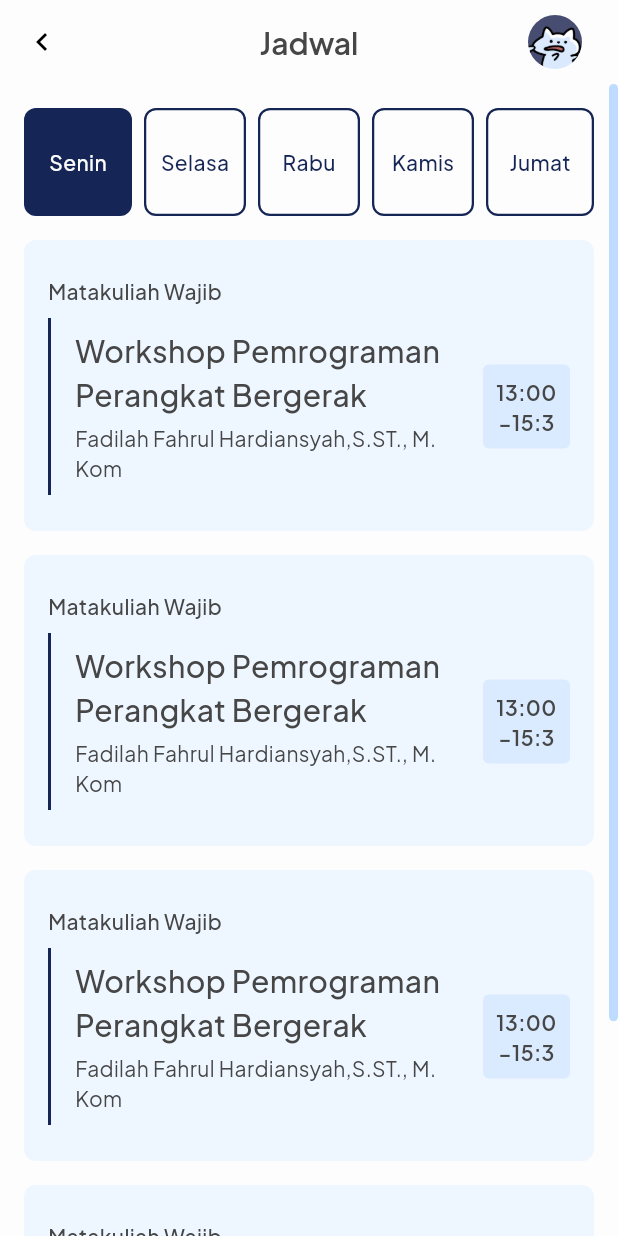
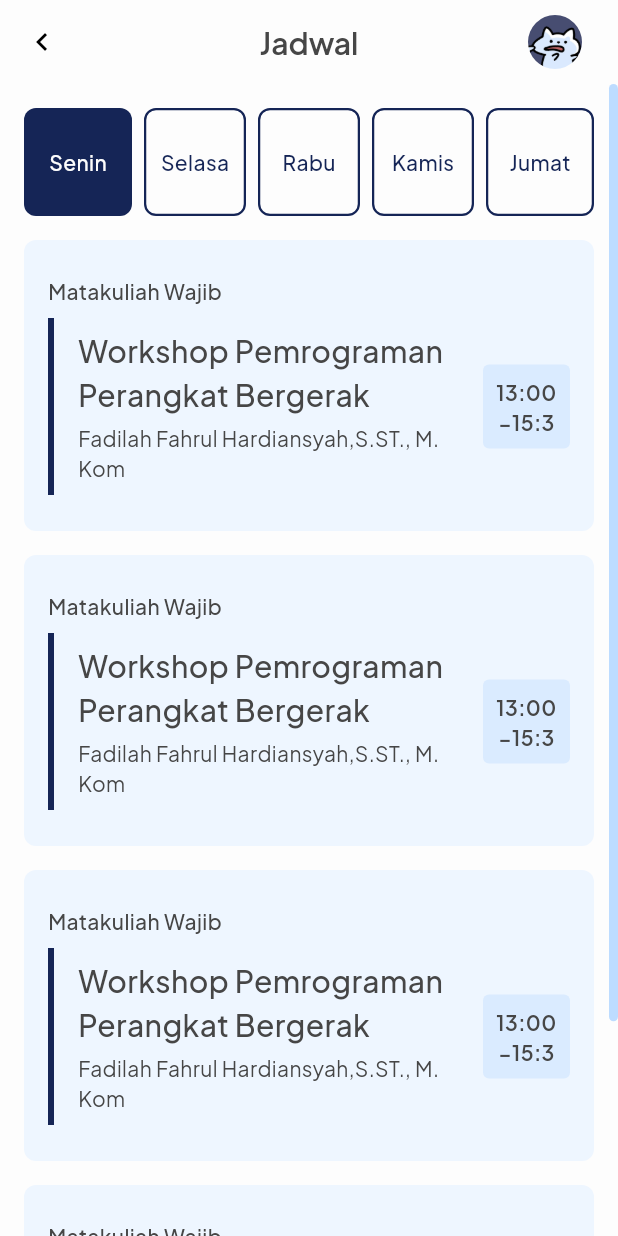
Before and after one commit to TriviumAkademika/siakad_trivium_mobile, a Flutter app: the Jadwal screen opened directly, on a phone screen of 412 x 824 dp. Run offline on Flutter 3.47's test engine with Material 3 defaults, Android fonts, the phone set to English and light mode, and no system bars; our stand-ins replace google_fonts, shared_preferences; accounts and stored records are empty.

Commit message:
add: nilai and jadwal card widget

```diff
--- a/lib/views/jadwal/jadwal.dart
+++ b/lib/views/jadwal/jadwal.dart
@@ -3,6 +3,7 @@ import 'package:siakad_trivium/style.dart';
 import 'package:siakad_trivium/views/widgets/custom_navbar.dart';
 import 'package:siakad_trivium/views/widgets/custom_scrollbar.dart';
 import 'package:siakad_trivium/views/widgets/hari_card.dart';
+import 'package:siakad_trivium/views/widgets/jadwal_card.dart';
 import 'package:siakad_trivium/views/widgets/matkul_card.dart';
 
 class Jadwal extends StatefulWidget {
@@ -37,32 +38,32 @@ class _JadwalState extends State<Jadwal> {
                 },
               ),
               const SizedBox(height: 16),
-              MatkulCard(
-                jenisMatkul: 'Matakuliah Wajib',
+              JadwalCard(
+                jenis: 'Matakuliah Wajib',
                 namaMatkul: 'Workshop Pemrograman Perangkat Bergerak',
                 dosen1: 'Fadilah Fahrul Hardiansyah,S.ST., M. Kom ',
-                label: '13:00-15:30',
+                waktu: '13:00-15:30',
               ),
               const SizedBox(height: 16),
-              MatkulCard(
-                jenisMatkul: 'Matakuliah Wajib',
+              JadwalCard(
+                jenis: 'Matakuliah Wajib',
                 namaMatkul: 'Workshop Pemrograman Perangkat Bergerak',
                 dosen1: 'Fadilah Fahrul Hardiansyah,S.ST., M. Kom ',
-                label: '13:00-15:30',
+                waktu: '13:00-15:30',
               ),
               const SizedBox(height: 16),
-              MatkulCard(
-                jenisMatkul: 'Matakuliah Wajib',
+              JadwalCard(
+                jenis: 'Matakuliah Wajib',
                 namaMatkul: 'Workshop Pemrograman Perangkat Bergerak',
                 dosen1: 'Fadilah Fahrul Hardiansyah,S.ST., M. Kom ',
-                label: '13:00-15:30',
+                waktu: '13:00-15:30',
               ),
               const SizedBox(height: 16),
-              MatkulCard(
-                jenisMatkul: 'Matakuliah Wajib',
+              JadwalCard(
+                jenis: 'Matakuliah Wajib',
                 namaMatkul: 'Workshop Pemrograman Perangkat Bergerak',
                 dosen1: 'Fadilah Fahrul Hardiansyah,S.ST., M. Kom ',
-                label: '13:00-15:30',
+                waktu: '13:00-15:30',
               ),
             ],
           ),
--- /dev/null
+++ b/lib/views/widgets/jadwal_card.dart
@@ -0,0 +1,119 @@
+import 'package:flutter/material.dart';
+import 'package:google_fonts/google_fonts.dart';
+import 'package:siakad_trivium/style.dart';
+
+class JadwalCard extends StatelessWidget {
+  final String jenis;
+  final String namaMatkul;
+  final String dosen1;
+  final String? dosen2;
+  final String waktu;
+
+  const JadwalCard({
+    Key? key,
+    required this.jenis,
+    required this.namaMatkul,
+    required this.dosen1,
+    this.dosen2,
+    required this.waktu,
+  }) : super(key: key);
+
+  @override
+  Widget build(BuildContext context) {
+    return Container(
+      padding: const EdgeInsets.symmetric(horizontal: 16, vertical: 24),
+      decoration: BoxDecoration(
+        borderRadius: BorderRadius.circular(8),
+        color: brand50,
+      ),
+      child: Column(
+        crossAxisAlignment: CrossAxisAlignment.start,
+        children: [
+          Text(
+            jenis,
+            style: GoogleFonts.plusJakartaSans(
+              fontSize: 14,
+              fontWeight: FontWeight.w500,
+              color: hitam,
+            ),
+          ),
+          const SizedBox(height: 8),
+          Row(
+            crossAxisAlignment: CrossAxisAlignment.center,
+            children: [
+              // Expanded Matkul + Dosen
+              Expanded(
+                flex: 5,
+                child: Container(
+                  padding: const EdgeInsets.symmetric(
+                    horizontal: 16,
+                    vertical: 8,
+                  ),
+                  decoration: BoxDecoration(
+                    border: Border(left: BorderSide(color: brand950, width: 4)),
+                  ),
+                  child: Column(
+                    crossAxisAlignment: CrossAxisAlignment.start,
+                    children: [
+                      Text(
+                        namaMatkul,
+                        style: GoogleFonts.plusJakartaSans(
+                          fontSize: 20,
+                          fontWeight: FontWeight.w500,
+                          color: hitam,
+                        ),
+                        maxLines: 2,
+                        overflow: TextOverflow.ellipsis,
+                      ),
+                      const SizedBox(height: 4),
+                      Text(
+                        dosen1,
+                        style: GoogleFonts.plusJakartaSans(
+                          fontSize: 14,
+                          color: hitam,
+                        ),
+                      ),
+                      if (dosen2 != null) ...[
+                        const SizedBox(height: 2),
+                        Text(
+                          dosen2!,
+                          style: GoogleFonts.plusJakartaSans(
+                            fontSize: 14,
+                            color: hitam,
+                          ),
+                        ),
+                      ],
+                    ],
+                  ),
+                ),
+              ),
+
+              // Container waktu
+              Expanded(
+                flex: 1,
+                child: Container(
+                  alignment: Alignment.center,
+                  padding: const EdgeInsets.symmetric(horizontal: 6, vertical: 8),
+                  decoration: BoxDecoration(
+                    color: brand100,
+                    borderRadius: BorderRadius.circular(4),
+                  ),
+                  child: Text(
+                    waktu,
+                    textAlign: TextAlign.center,
+                    style: GoogleFonts.plusJakartaSans(
+                      fontSize: 14,
+                      fontWeight: FontWeight.w600,
+                      color: hitam,
+                    ),
+                    maxLines: 2,
+                  ),
+                ),
+              ),
+            ],
+          ),
+        ],
+      ),
+    );
+  }
+}
--- a/lib/views/widgets/matkul_card.dart
+++ b/lib/views/widgets/nilai_card.dart
@@ -2,20 +2,20 @@ import 'package:flutter/material.dart';
 import 'package:google_fonts/google_fonts.dart';
 import 'package:siakad_trivium/style.dart';
 
-class MatkulCard extends StatelessWidget {
-  final String jenisMatkul;
+class NilaiCard extends StatelessWidget {
+  final String jenis;
   final String namaMatkul;
   final String dosen1;
   final String? dosen2;
-  final String label;
+  final String nilai;
 
-  const MatkulCard({
+  const NilaiCard({
     Key? key,
-    required this.jenisMatkul,
+    required this.jenis,
     required this.namaMatkul,
     required this.dosen1,
     this.dosen2,
-    required this.label,
+    required this.nilai,
   }) : super(key: key);
 
   @override
@@ -30,7 +30,7 @@ class MatkulCard extends StatelessWidget {
         crossAxisAlignment: CrossAxisAlignment.start,
         children: [
           Text(
-            jenisMatkul,
+            jenis,
             style: GoogleFonts.plusJakartaSans(
               fontSize: 14,
               fontWeight: FontWeight.w500,
@@ -50,9 +50,7 @@ class MatkulCard extends StatelessWidget {
                     vertical: 8,
                   ),
                   decoration: BoxDecoration(
-                    border: Border(
-                      left: BorderSide(color: brand950, width: 2.0),
-                    ),
+                    border: Border(left: BorderSide(color: brand950, width: 4)),
                   ),
                   child: Column(
                     crossAxisAlignment: CrossAxisAlignment.start,
@@ -90,27 +88,18 @@ class MatkulCard extends StatelessWidget {
                 ),
               ),
 
-              // Expanded label berupa nilai atau jam
+              // Expanded nilai berupa nilai atau jam
               Expanded(
-                flex: label.length <= 2 ? 1 : 1,
+                flex: 1,
                 child: Container(
                   alignment: Alignment.center,
-                  padding:
-                      label.length <= 2
-                          ? const EdgeInsets.symmetric(
-                            horizontal: 10,
-                            vertical: 8,
-                          )
-                          : const EdgeInsets.symmetric(
-                            horizontal: 6,
-                            vertical: 8,
-                          ),
+                  padding: const EdgeInsets.symmetric(horizontal: 6, vertical: 4),
                   decoration: BoxDecoration(
                     color: brand100,
                     borderRadius: BorderRadius.circular(4),
                   ),
                   child: Text(
-                    label,
+                    nilai,
                     textAlign: TextAlign.center,
                     style: GoogleFonts.plusJakartaSans(
                       fontSize: 14,
```
Also changed, not shown: lib/main.dart (+8 -3 lines), lib/views/auth/login.dart (+72 -23 lines), lib/views/frs/frs.dart (+30 -1 lines), lib/views/nilai/nilai.dart (+4 -4 lines), lib/views/widgets/custom_button.dart (added, +25 -0 lines), lib/views/widgets/custom_textfield.dart (added, +57 -0 lines), 1 other file.
